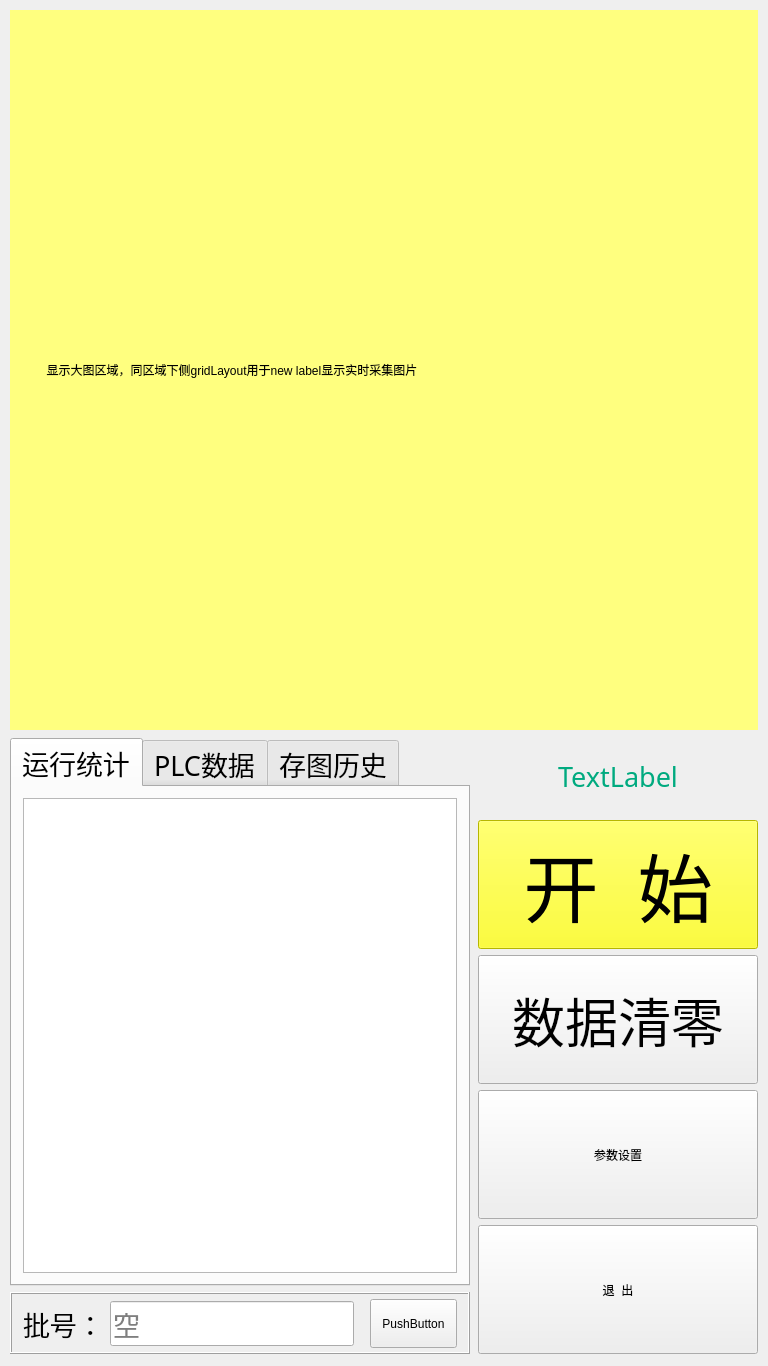
The window that Device360/Device360.ui (zhaoxiaochun-art/360) describes before a commit, drawn with Qt 5.
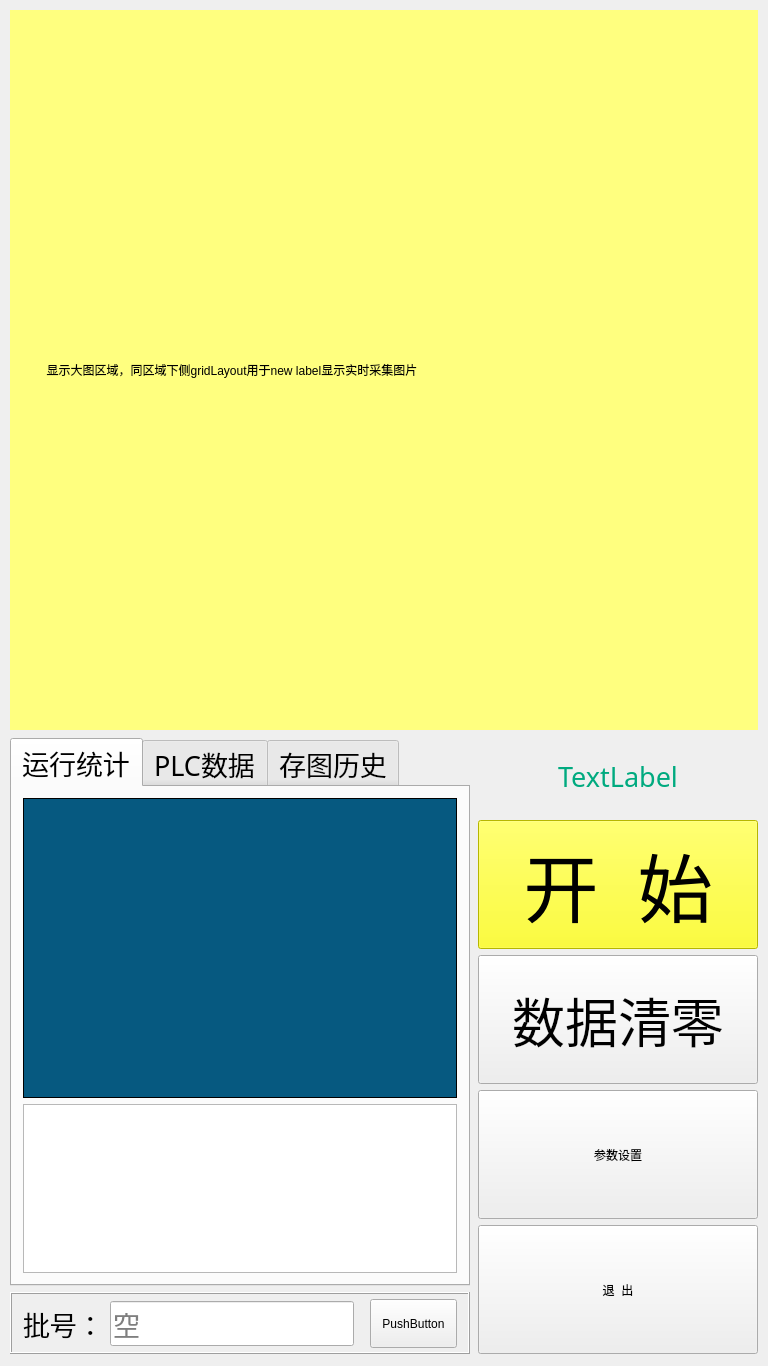
The same window after the commit. Custom widgets are drawn as their Qt base class.

Diff of the .ui file:
```diff
--- a/Device360/Device360.ui
+++ b/Device360/Device360.ui
@@ -119,12 +119,37 @@
              <string>运行统计</string>
             </attribute>
             <layout class="QVBoxLayout" name="verticalLayout">
+             <item>
+              <widget class="QFrame" name="frame_Pie">
+               <property name="minimumSize">
+                <size>
+                 <width>0</width>
+                 <height>300</height>
+                </size>
+               </property>
+               <property name="styleSheet">
+                <string notr="true">background-color: rgb(6, 89, 128);</string>
+               </property>
+               <property name="frameShape">
+                <enum>QFrame::Panel</enum>
+               </property>
+               <property name="frameShadow">
+                <enum>QFrame::Plain</enum>
+               </property>
+               <property name="lineWidth">
+                <number>1</number>
+               </property>
+              </widget>
+             </item>
              <item>
               <widget class="QTableWidget" name="tableWidget_Result">
                <property name="font">
                 <font>
                  <family>幼圆</family>
                  <pointsize>20</pointsize>
+                 <weight>50</weight>
+                 <italic>false</italic>
+                 <bold>false</bold>
                 </font>
                </property>
                <attribute name="horizontalHeaderVisible">
```
